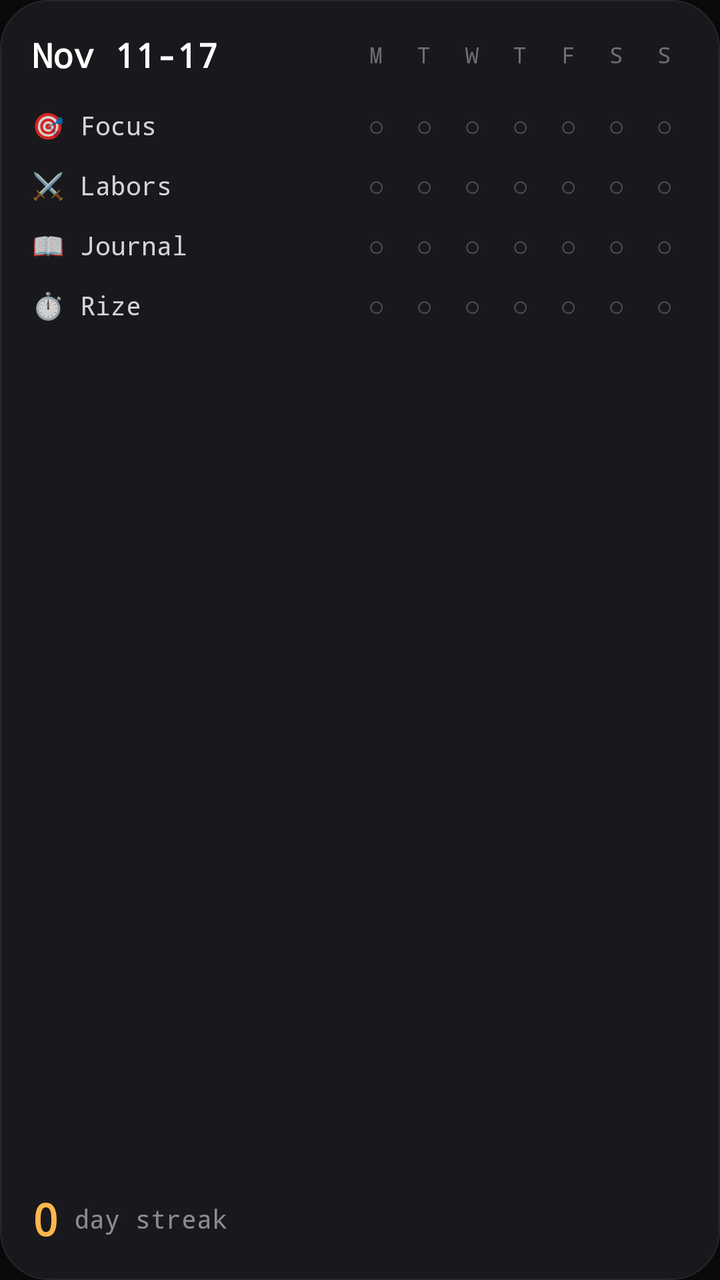
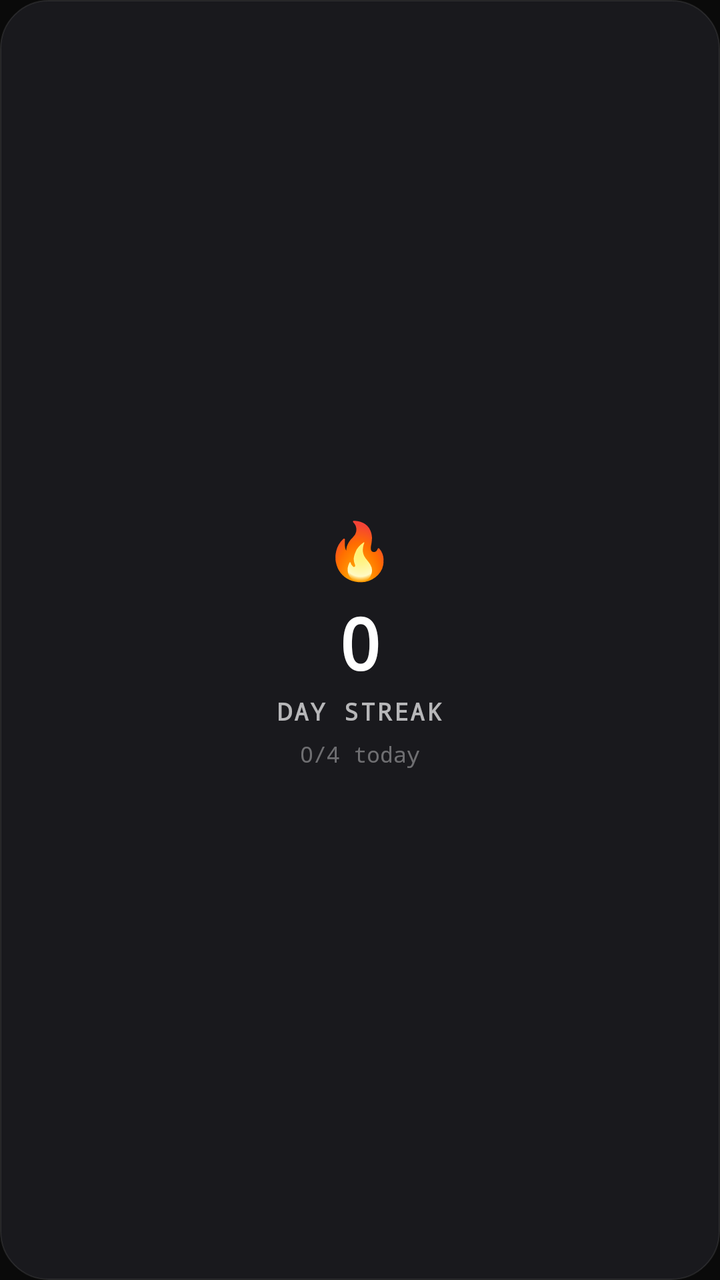

Two renders of the same Android screen: before a commit and after it. Below are the layout's source before the change and the commit's diff.
<!-- AndroidManifest.xml: application theme Theme.Forge -->
<!-- res/layout/widget_streak.xml -->
<?xml version="1.0" encoding="utf-8"?>
<LinearLayout xmlns:android="http://schemas.android.com/apk/res/android"
    android:id="@+id/widget_streak_root"
    android:layout_width="match_parent"
    android:layout_height="match_parent"
    android:background="@drawable/widget_bg"
    android:orientation="vertical"
    android:padding="16dp">

    
    <LinearLayout
        android:layout_width="match_parent"
        android:layout_height="wrap_content"
        android:orientation="horizontal"
        android:gravity="center_vertical"
        android:layout_marginBottom="12dp">

        <TextView
            android:id="@+id/streak_date_range"
            android:layout_width="0dp"
            android:layout_height="wrap_content"
            android:layout_weight="1"
            android:text="Nov 11-17"
            android:textColor="#FFFFFF"
            android:textSize="17sp"
            android:textStyle="bold"/>

        
        <LinearLayout
            android:layout_width="wrap_content"
            android:layout_height="wrap_content"
            android:orientation="horizontal">
            <TextView android:layout_width="24dp" android:layout_height="wrap_content" android:text="M" android:textColor="#60ffffff" android:textSize="11sp" android:gravity="center"/>
            <TextView android:layout_width="24dp" android:layout_height="wrap_content" android:text="T" android:textColor="#60ffffff" android:textSize="11sp" android:gravity="center"/>
            <TextView android:layout_width="24dp" android:layout_height="wrap_content" android:text="W" android:textColor="#60ffffff" android:textSize="11sp" android:gravity="center"/>
            <TextView android:layout_width="24dp" android:layout_height="wrap_content" android:text="T" android:textColor="#60ffffff" android:textSize="11sp" android:gravity="center"/>
            <TextView android:layout_width="24dp" android:layout_height="wrap_content" android:text="F" android:textColor="#60ffffff" android:textSize="11sp" android:gravity="center"/>
            <TextView android:layout_width="24dp" android:layout_height="wrap_content" android:text="S" android:textColor="#60ffffff" android:textSize="11sp" android:gravity="center"/>
            <TextView android:layout_width="24dp" android:layout_height="wrap_content" android:text="S" android:textColor="#60ffffff" android:textSize="11sp" android:gravity="center"/>
        </LinearLayout>
    </LinearLayout>

    
    <LinearLayout
        android:layout_width="match_parent"
        android:layout_height="wrap_content"
        android:orientation="horizontal"
        android:gravity="center_vertical"
        android:layout_marginBottom="6dp">
        <TextView android:id="@+id/streak_r1_label" android:layout_width="0dp" android:layout_height="wrap_content" android:layout_weight="1" android:text="🎯 Focus" android:textColor="#D0ffffff" android:textSize="13sp" android:maxLines="1"/>
        <TextView android:id="@+id/streak_r1_d1" android:layout_width="24dp" android:layout_height="24dp" android:gravity="center" android:text="○" android:textColor="#40ffffff" android:textSize="14sp"/>
        <TextView android:id="@+id/streak_r1_d2" android:layout_width="24dp" android:layout_height="24dp" android:gravity="center" android:text="○" android:textColor="#40ffffff" android:textSize="14sp"/>
        <TextView android:id="@+id/streak_r1_d3" android:layout_width="24dp" android:layout_height="24dp" android:gravity="center" android:text="○" android:textColor="#40ffffff" android:textSize="14sp"/>
        <TextView android:id="@+id/streak_r1_d4" android:layout_width="24dp" android:layout_height="24dp" android:gravity="center" android:text="○" android:textColor="#40ffffff" android:textSize="14sp"/>
        <TextView android:id="@+id/streak_r1_d5" android:layout_width="24dp" android:layout_height="24dp" android:gravity="center" android:text="○" android:textColor="#40ffffff" android:textSize="14sp"/>
        <TextView android:id="@+id/streak_r1_d6" android:layout_width="24dp" android:layout_height="24dp" android:gravity="center" android:text="○" android:textColor="#40ffffff" android:textSize="14sp"/>
        <TextView android:id="@+id/streak_r1_d7" android:layout_width="24dp" android:layout_height="24dp" android:gravity="center" android:text="○" android:textColor="#40ffffff" android:textSize="14sp"/>
    </LinearLayout>

    
    <LinearLayout
        android:layout_width="match_parent"
        android:layout_height="wrap_content"
        android:orientation="horizontal"
        android:gravity="center_vertical"
        android:layout_marginBottom="6dp">
        <TextView android:id="@+id/streak_r2_label" android:layout_width="0dp" android:layout_height="wrap_content" android:layout_weight="1" android:text="⚔️ Labors" android:textColor="#D0ffffff" android:textSize="13sp" android:maxLines="1"/>
        <TextView android:id="@+id/streak_r2_d1" android:layout_width="24dp" android:layout_height="24dp" android:gravity="center" android:text="○" android:textColor="#40ffffff" android:textSize="14sp"/>
        <TextView android:id="@+id/streak_r2_d2" android:layout_width="24dp" android:layout_height="24dp" android:gravity="center" android:text="○" android:textColor="#40ffffff" android:textSize="14sp"/>
        <TextView android:id="@+id/streak_r2_d3" android:layout_width="24dp" android:layout_height="24dp" android:gravity="center" android:text="○" android:textColor="#40ffffff" android:textSize="14sp"/>
        <TextView android:id="@+id/streak_r2_d4" android:layout_width="24dp" android:layout_height="24dp" android:gravity="center" android:text="○" android:textColor="#40ffffff" android:textSize="14sp"/>
        <TextView android:id="@+id/streak_r2_d5" android:layout_width="24dp" android:layout_height="24dp" android:gravity="center" android:text="○" android:textColor="#40ffffff" android:textSize="14sp"/>
        <TextView android:id="@+id/streak_r2_d6" android:layout_width="24dp" android:layout_height="24dp" android:gravity="center" android:text="○" android:textColor="#40ffffff" android:textSize="14sp"/>
        <TextView android:id="@+id/streak_r2_d7" android:layout_width="24dp" android:layout_height="24dp" android:gravity="center" android:text="○" android:textColor="#40ffffff" android:textSize="14sp"/>
    </LinearLayout>

    
    <LinearLayout
        android:layout_width="match_parent"
        android:layout_height="wrap_content"
        android:orientation="horizontal"
        android:gravity="center_vertical"
        android:layout_marginBottom="6dp">
        <TextView android:id="@+id/streak_r3_label" android:layout_width="0dp" android:layout_height="wrap_content" android:layout_weight="1" android:text="📖 Journal" android:textColor="#D0ffffff" android:textSize="13sp" android:maxLines="1"/>
        <TextView android:id="@+id/streak_r3_d1" android:layout_width="24dp" android:layout_height="24dp" android:gravity="center" android:text="○" android:textColor="#40ffffff" android:textSize="14sp"/>
        <TextView android:id="@+id/streak_r3_d2" android:layout_width="24dp" android:layout_height="24dp" android:gravity="center" android:text="○" android:textColor="#40ffffff" android:textSize="14sp"/>
        <TextView android:id="@+id/streak_r3_d3" android:layout_width="24dp" android:layout_height="24dp" android:gravity="center" android:text="○" android:textColor="#40ffffff" android:textSize="14sp"/>
        <TextView android:id="@+id/streak_r3_d4" android:layout_width="24dp" android:layout_height="24dp" android:gravity="center" android:text="○" android:textColor="#40ffffff" android:textSize="14sp"/>
        <TextView android:id="@+id/streak_r3_d5" android:layout_width="24dp" android:layout_height="24dp" android:gravity="center" android:text="○" android:textColor="#40ffffff" android:textSize="14sp"/>
        <TextView android:id="@+id/streak_r3_d6" android:layout_width="24dp" android:layout_height="24dp" android:gravity="center" android:text="○" android:textColor="#40ffffff" android:textSize="14sp"/>
        <TextView android:id="@+id/streak_r3_d7" android:layout_width="24dp" android:layout_height="24dp" android:gravity="center" android:text="○" android:textColor="#40ffffff" android:textSize="14sp"/>
    </LinearLayout>

    
    <LinearLayout
        android:layout_width="match_parent"
        android:layout_height="wrap_content"
        android:orientation="horizontal"
        android:gravity="center_vertical">
        <TextView android:id="@+id/streak_r4_label" android:layout_width="0dp" android:layout_height="wrap_content" android:layout_weight="1" android:text="⏱️ Rize" android:textColor="#D0ffffff" android:textSize="13sp" android:maxLines="1"/>
        <TextView android:id="@+id/streak_r4_d1" android:layout_width="24dp" android:layout_height="24dp" android:gravity="center" android:text="○" android:textColor="#40ffffff" android:textSize="14sp"/>
        <TextView android:id="@+id/streak_r4_d2" android:layout_width="24dp" android:layout_height="24dp" android:gravity="center" android:text="○" android:textColor="#40ffffff" android:textSize="14sp"/>
        <TextView android:id="@+id/streak_r4_d3" android:layout_width="24dp" android:layout_height="24dp" android:gravity="center" android:text="○" android:textColor="#40ffffff" android:textSize="14sp"/>
        <TextView android:id="@+id/streak_r4_d4" android:layout_width="24dp" android:layout_height="24dp" android:gravity="center" android:text="○" android:textColor="#40ffffff" android:textSize="14sp"/>
        <TextView android:id="@+id/streak_r4_d5" android:layout_width="24dp" android:layout_height="24dp" android:gravity="center" android:text="○" android:textColor="#40ffffff" android:textSize="14sp"/>
        <TextView android:id="@+id/streak_r4_d6" android:layout_width="24dp" android:layout_height="24dp" android:gravity="center" android:text="○" android:textColor="#40ffffff" android:textSize="14sp"/>
        <TextView android:id="@+id/streak_r4_d7" android:layout_width="24dp" android:layout_height="24dp" android:gravity="center" android:text="○" android:textColor="#40ffffff" android:textSize="14sp"/>
    </LinearLayout>

    
    <View
        android:layout_width="match_parent"
        android:layout_height="0dp"
        android:layout_weight="1"/>

    
    <LinearLayout
        android:layout_width="match_parent"
        android:layout_height="wrap_content"
        android:orientation="horizontal"
        android:gravity="center_vertical"
        android:layout_marginTop="8dp">
        <TextView
            android:id="@+id/streak_count"
            android:layout_width="wrap_content"
            android:layout_height="wrap_content"
            android:text="0"
            android:textColor="#FFB74D"
            android:textSize="22sp"
            android:textStyle="bold"/>
        <TextView
            android:layout_width="wrap_content"
            android:layout_height="wrap_content"
            android:text=" day streak"
            android:textColor="#80ffffff"
            android:textSize="13sp"/>
    </LinearLayout>
</LinearLayout>
<!-- resources referenced by this layout -->
<resources>
  <!-- drawable widget_bg (drawable) -->
  <?xml version="1.0" encoding="utf-8"?>
  <shape xmlns:android="http://schemas.android.com/apk/res/android"
      android:shape="rectangle">
      <solid android:color="#F01A1A1E"/>
      <corners android:radius="24dp"/>
      <stroke android:width="0.5dp" android:color="#18ffffff"/>
  </shape>
  <style name="Theme.Forge" parent="Theme.Material3.Dark.NoActionBar">
          <item name="colorPrimary">@color/red</item>
          <item name="colorPrimaryContainer">@color/red_alpha30</item>
          <item name="colorOnPrimary">@color/white</item>
          <item name="colorSecondary">@color/red</item>
          <item name="colorSecondaryContainer">@color/red_alpha20</item>
          <item name="colorOnSecondary">@color/white</item>
          <item name="colorSurface">@color/surface1</item>
          <item name="colorOnSurface">@color/fg</item>
          <item name="colorSurfaceVariant">@color/surface2</item>
          <item name="colorOnSurfaceVariant">@color/fg2</item>
          <item name="colorError">@color/red_light</item>
          <item name="colorOnError">@color/white</item>
          <item name="android:colorBackground">@color/bg</item>
          <item name="colorOnBackground">@color/fg</item>
          <item name="android:windowBackground">@color/bg</item>
          <item name="android:statusBarColor">@color/bg</item>
          <item name="android:navigationBarColor">@color/bg</item>
          <item name="android:windowLightStatusBar">false</item>
          <item name="android:windowLightNavigationBar">false</item>
          <item name="android:textColorPrimary">@color/fg</item>
          <item name="android:textColorSecondary">@color/fg2</item>
          <item name="android:textColorHint">@color/fg3</item>
          <item name="android:fontFamily">monospace</item>
      </style>
  <color name="red">#FFE53935</color>
  <color name="red_alpha30">#4DE53935</color>
  <color name="white">#FFFFFFFF</color>
  <color name="red_alpha20">#33E53935</color>
  <color name="surface1">#FF111111</color>
  <color name="fg">#FFF5F5F5</color>
  <color name="surface2">#FF171717</color>
  <color name="fg2">#FF9E9E9E</color>
  <color name="red_light">#FFFF5252</color>
  <color name="bg">#FF0A0A0A</color>
  <color name="fg3">#FF555555</color>
</resources>

<!-- the commit's change to res/layout/widget_streak.xml (unified diff, before → after) -->
@@ -5,134 +5,48 @@
     android:layout_height="match_parent"
     android:background="@drawable/widget_bg"
     android:orientation="vertical"
-    android:padding="16dp">
+    android:padding="16dp"
+    android:gravity="center">
 
     
-    <LinearLayout
-        android:layout_width="match_parent"
+    <TextView
+        android:id="@+id/streak_fire"
+        android:layout_width="wrap_content"
         android:layout_height="wrap_content"
-        android:orientation="horizontal"
-        android:gravity="center_vertical"
-        android:layout_marginBottom="12dp">
-
-        <TextView
-            android:id="@+id/streak_date_range"
-            android:layout_width="0dp"
-            android:layout_height="wrap_content"
-            android:layout_weight="1"
-            android:text="Nov 11-17"
-            android:textColor="#FFFFFF"
-            android:textSize="17sp"
-            android:textStyle="bold"/>
-
-        
-        <LinearLayout
-            android:layout_width="wrap_content"
-            android:layout_height="wrap_content"
-            android:orientation="horizontal">
-            <TextView android:layout_width="24dp" android:layout_height="wrap_content" android:text="M" android:textColor="#60ffffff" android:textSize="11sp" android:gravity="center"/>
-            <TextView android:layout_width="24dp" android:layout_height="wrap_content" android:text="T" android:textColor="#60ffffff" android:textSize="11sp" android:gravity="center"/>
-            <TextView android:layout_width="24dp" android:layout_height="wrap_content" android:text="W" android:textColor="#60ffffff" android:textSize="11sp" android:gravity="center"/>
-            <TextView android:layout_width="24dp" android:layout_height="wrap_content" android:text="T" android:textColor="#60ffffff" android:textSize="11sp" android:gravity="center"/>
-            <TextView android:layout_width="24dp" android:layout_height="wrap_content" android:text="F" android:textColor="#60ffffff" android:textSize="11sp" android:gravity="center"/>
-            <TextView android:layout_width="24dp" android:layout_height="wrap_content" android:text="S" android:textColor="#60ffffff" android:textSize="11sp" android:gravity="center"/>
-            <TextView android:layout_width="24dp" android:layout_height="wrap_content" android:text="S" android:textColor="#60ffffff" android:textSize="11sp" android:gravity="center"/>
-        </LinearLayout>
-    </LinearLayout>
+        android:text="🔥"
+        android:textSize="28sp"
+        android:layout_marginBottom="4dp"/>
 
     
-    <LinearLayout
-        android:layout_width="match_parent"
+    <TextView
+        android:id="@+id/streak_count"
+        android:layout_width="wrap_content"
         android:layout_height="wrap_content"
-        android:orientation="horizontal"
-        android:gravity="center_vertical"
-        android:layout_marginBottom="6dp">
-        <TextView android:id="@+id/streak_r1_label" android:layout_width="0dp" android:layout_height="wrap_content" android:layout_weight="1" android:text="🎯 Focus" android:textColor="#D0ffffff" android:textSize="13sp" android:maxLines="1"/>
-        <TextView android:id="@+id/streak_r1_d1" android:layout_width="24dp" android:layout_height="24dp" android:gravity="center" android:text="○" android:textColor="#40ffffff" android:textSize="14sp"/>
-        <TextView android:id="@+id/streak_r1_d2" android:layout_width="24dp" android:layout_height="24dp" android:gravity="center" android:text="○" android:textColor="#40ffffff" android:textSize="14sp"/>
-        <TextView android:id="@+id/streak_r1_d3" android:layout_width="24dp" android:layout_height="24dp" android:gravity="center" android:text="○" android:textColor="#40ffffff" android:textSize="14sp"/>
-        <TextView android:id="@+id/streak_r1_d4" android:layout_width="24dp" android:layout_height="24dp" android:gravity="center" android:text="○" android:textColor="#40ffffff" android:textSize="14sp"/>
-        <TextView android:id="@+id/streak_r1_d5" android:layout_width="24dp" android:layout_height="24dp" android:gravity="center" android:text="○" android:textColor="#40ffffff" android:textSize="14sp"/>
-        <TextView android:id="@+id/streak_r1_d6" android:layout_width="24dp" android:layout_height="24dp" android:gravity="center" android:text="○" android:textColor="#40ffffff" android:textSize="14sp"/>
-        <TextView android:id="@+id/streak_r1_d7" android:layout_width="24dp" android:layout_height="24dp" android:gravity="center" android:text="○" android:textColor="#40ffffff" android:textSize="14sp"/>
-    </LinearLayout>
+        android:text="0"
+        android:textColor="#FFFFFF"
+        android:textSize="36sp"
+        android:textStyle="bold"
+        android:layout_marginBottom="2dp"/>
 
     
-    <LinearLayout
-        android:layout_width="match_parent"
+    <TextView
+        android:id="@+id/streak_label"
+        android:layout_width="wrap_content"
         android:layout_height="wrap_content"
-        android:orientation="horizontal"
-        android:gravity="center_vertical"
-        android:layout_marginBottom="6dp">
-        <TextView android:id="@+id/streak_r2_label" android:layout_width="0dp" android:layout_height="wrap_content" android:layout_weight="1" android:text="⚔️ Labors" android:textColor="#D0ffffff" android:textSize="13sp" android:maxLines="1"/>
-        <TextView android:id="@+id/streak_r2_d1" android:layout_width="24dp" android:layout_height="24dp" android:gravity="center" android:text="○" android:textColor="#40ffffff" android:textSize="14sp"/>
-        <TextView android:id="@+id/streak_r2_d2" android:layout_width="24dp" android:layout_height="24dp" android:gravity="center" android:text="○" android:textColor="#40ffffff" android:textSize="14sp"/>
-        <TextView android:id="@+id/streak_r2_d3" android:layout_width="24dp" android:layout_height="24dp" android:gravity="center" android:text="○" android:textColor="#40ffffff" android:textSize="14sp"/>
-        <TextView android:id="@+id/streak_r2_d4" android:layout_width="24dp" android:layout_height="24dp" android:gravity="center" android:text="○" android:textColor="#40ffffff" android:textSize="14sp"/>
-        <TextView android:id="@+id/streak_r2_d5" android:layout_width="24dp" android:layout_height="24dp" android:gravity="center" android:text="○" android:textColor="#40ffffff" android:textSize="14sp"/>
-        <TextView android:id="@+id/streak_r2_d6" android:layout_width="24dp" android:layout_height="24dp" android:gravity="center" android:text="○" android:textColor="#40ffffff" android:textSize="14sp"/>
-        <TextView android:id="@+id/streak_r2_d7" android:layout_width="24dp" android:layout_height="24dp" android:gravity="center" android:text="○" android:textColor="#40ffffff" android:textSize="14sp"/>
-    </LinearLayout>
+        android:text="DAY STREAK"
+        android:textColor="#B0FFFFFF"
+        android:textSize="12sp"
+        android:textStyle="bold"
+        android:letterSpacing="0.08"
+        android:layout_marginBottom="6dp"/>
 
     
-    <LinearLayout
-        android:layout_width="match_parent"
+    <TextView
+        android:id="@+id/streak_today"
+        android:layout_width="wrap_content"
         android:layout_height="wrap_content"
-        android:orientation="horizontal"
-        android:gravity="center_vertical"
-        android:layout_marginBottom="6dp">
-        <TextView android:id="@+id/streak_r3_label" android:layout_width="0dp" android:layout_height="wrap_content" android:layout_weight="1" android:text="📖 Journal" android:textColor="#D0ffffff" android:textSize="13sp" android:maxLines="1"/>
-        <TextView android:id="@+id/streak_r3_d1" android:layout_width="24dp" android:layout_height="24dp" android:gravity="center" android:text="○" android:textColor="#40ffffff" android:textSize="14sp"/>
-        <TextView android:id="@+id/streak_r3_d2" android:layout_width="24dp" android:layout_height="24dp" android:gravity="center" android:text="○" android:textColor="#40ffffff" android:textSize="14sp"/>
-        <TextView android:id="@+id/streak_r3_d3" android:layout_width="24dp" android:layout_height="24dp" android:gravity="center" android:text="○" android:textColor="#40ffffff" android:textSize="14sp"/>
-        <TextView android:id="@+id/streak_r3_d4" android:layout_width="24dp" android:layout_height="24dp" android:gravity="center" android:text="○" android:textColor="#40ffffff" android:textSize="14sp"/>
-        <TextView android:id="@+id/streak_r3_d5" android:layout_width="24dp" android:layout_height="24dp" android:gravity="center" android:text="○" android:textColor="#40ffffff" android:textSize="14sp"/>
-        <TextView android:id="@+id/streak_r3_d6" android:layout_width="24dp" android:layout_height="24dp" android:gravity="center" android:text="○" android:textColor="#40ffffff" android:textSize="14sp"/>
-        <TextView android:id="@+id/streak_r3_d7" android:layout_width="24dp" android:layout_height="24dp" android:gravity="center" android:text="○" android:textColor="#40ffffff" android:textSize="14sp"/>
-    </LinearLayout>
+        android:text="0/4 today"
+        android:textColor="#60FFFFFF"
+        android:textSize="11sp"/>
 
-    
-    <LinearLayout
-        android:layout_width="match_parent"
-        android:layout_height="wrap_content"
-        android:orientation="horizontal"
-        android:gravity="center_vertical">
-        <TextView android:id="@+id/streak_r4_label" android:layout_width="0dp" android:layout_height="wrap_content" android:layout_weight="1" android:text="⏱️ Rize" android:textColor="#D0ffffff" android:textSize="13sp" android:maxLines="1"/>
-        <TextView android:id="@+id/streak_r4_d1" android:layout_width="24dp" android:layout_height="24dp" android:gravity="center" android:text="○" android:textColor="#40ffffff" android:textSize="14sp"/>
-        <TextView android:id="@+id/streak_r4_d2" android:layout_width="24dp" android:layout_height="24dp" android:gravity="center" android:text="○" android:textColor="#40ffffff" android:textSize="14sp"/>
-        <TextView android:id="@+id/streak_r4_d3" android:layout_width="24dp" android:layout_height="24dp" android:gravity="center" android:text="○" android:textColor="#40ffffff" android:textSize="14sp"/>
-        <TextView android:id="@+id/streak_r4_d4" android:layout_width="24dp" android:layout_height="24dp" android:gravity="center" android:text="○" android:textColor="#40ffffff" android:textSize="14sp"/>
-        <TextView android:id="@+id/streak_r4_d5" android:layout_width="24dp" android:layout_height="24dp" android:gravity="center" android:text="○" android:textColor="#40ffffff" android:textSize="14sp"/>
-        <TextView android:id="@+id/streak_r4_d6" android:layout_width="24dp" android:layout_height="24dp" android:gravity="center" android:text="○" android:textColor="#40ffffff" android:textSize="14sp"/>
-        <TextView android:id="@+id/streak_r4_d7" android:layout_width="24dp" android:layout_height="24dp" android:gravity="center" android:text="○" android:textColor="#40ffffff" android:textSize="14sp"/>
-    </LinearLayout>
-
-    
-    <View
-        android:layout_width="match_parent"
-        android:layout_height="0dp"
-        android:layout_weight="1"/>
-
-    
-    <LinearLayout
-        android:layout_width="match_parent"
-        android:layout_height="wrap_content"
-        android:orientation="horizontal"
-        android:gravity="center_vertical"
-        android:layout_marginTop="8dp">
-        <TextView
-            android:id="@+id/streak_count"
-            android:layout_width="wrap_content"
-            android:layout_height="wrap_content"
-            android:text="0"
-            android:textColor="#FFB74D"
-            android:textSize="22sp"
-            android:textStyle="bold"/>
-        <TextView
-            android:layout_width="wrap_content"
-            android:layout_height="wrap_content"
-            android:text=" day streak"
-            android:textColor="#80ffffff"
-            android:textSize="13sp"/>
-    </LinearLayout>
 </LinearLayout>
